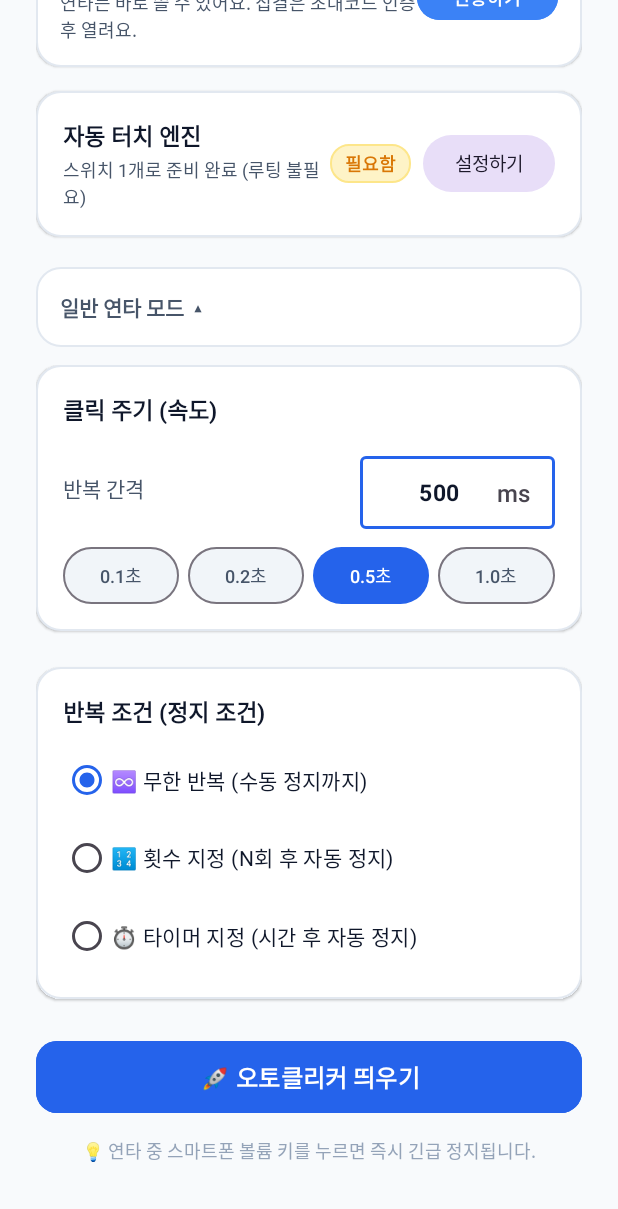
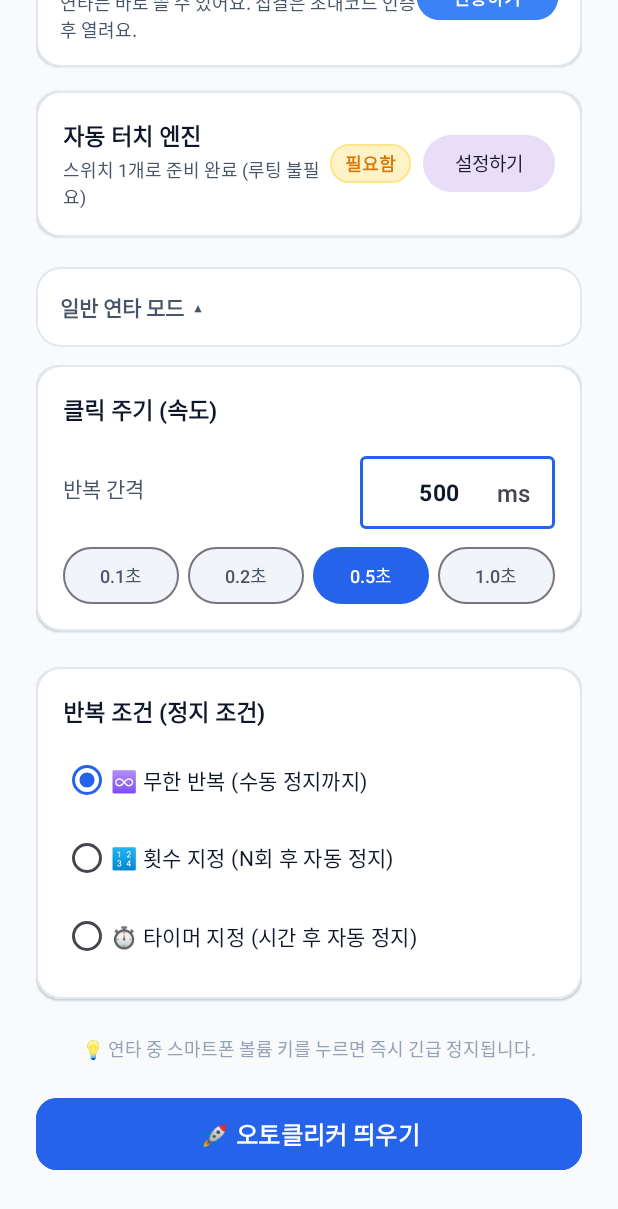
Before and after one commit to songkong72/AutoClicker, an Android app: the screen it shows after launch (MainActivity), scrolled down 160 dp, on a phone screen of 412 x 824 dp. Shown: the top 1209 px of the screen. Run offline under Robolectric (Android 15) with nearby library versions, the phone set to English and light mode, and no system bars; pictures from the network do not load.

Commit message:
띄우기/숨기기 버튼을 접히는 영역 밖으로: 일반 연타 모드를 접어도 항상 보이게
Co-Authored-By: Claude Sonnet 5.5 <noreply@anthropic.com>
Claude-Session: https://claude.ai/code/session_01S8kDB6Mmx2WpGWZ7TTN3YN

```diff
--- a/android-app/app/src/main/java/com/sejun/autoclicker/MainActivity.kt
+++ b/android-app/app/src/main/java/com/sejun/autoclicker/MainActivity.kt
@@ -427,7 +427,7 @@ class MainActivity : AppCompatActivity() {
             binding.btnStartService.text = "🚀 오토클리커 띄우기"
             binding.btnStartService.setBackgroundColor(ContextCompat.getColor(this, R.color.primary))
         }
-        // 띄우기/숨기기 버튼이 접힌 영역 안에 있으므로, 접혀 있어도 떠 있는지는 제목에서 알 수 있게 한다
+        // 띄우기/숨기기 버튼은 접히는 영역 밖에 있어 항상 보인다. 제목에도 떠 있는지 함께 적는다
         val open = binding.layoutGeneralModes.visibility == View.VISIBLE
         binding.tvGeneralModeToggle.text = "일반 연타 모드" + (if (isShowing) " · 떠 있음" else "") + (if (open) "  ▴" else "  ▾")
         updateRallyInfoCard()
@@ -731,7 +731,6 @@ class MainActivity : AppCompatActivity() {
             binding.tvAuthStatusSubtitle.text = "일반 사용자가 보는 화면이에요. 눌러서 원래 화면으로 돌아가세요."
             binding.btnAuthAction.text = "개발자 화면으로 복귀"
             binding.btnAuthAction.setBackgroundColor(Color.parseColor("#2563EB"))
-            binding.layoutGeneralModes.visibility = View.VISIBLE
         } else if (PreferencesHelper.isAdminMode(this)) {
             binding.tvAuthStatusTitle.text = "👑 관리자 모드"
             binding.tvAuthStatusTitle.setTextColor(Color.parseColor("#2563EB"))
@@ -970,8 +969,6 @@ class MainActivity : AppCompatActivity() {
         AutoClickService.instance?.leaveRallyRoom() // 보이는 권한이 바뀌면 집결 패널을 닫는다
         Toast.makeText(this, if (on) "일반 화면으로 바꿨어요." else "개발자 화면으로 돌아왔어요.", Toast.LENGTH_SHORT).show()
         updateAuthUI()
-        // 일반 연타 모드 영역을 펼쳤으니 제목의 ▴/▾ 와 띄우기 버튼 글자도 지금 상태로 맞춘다(안 맞추면 눌렀을 때 오히려 접힌다)
-        updateServiceState()
         updateRallyInfoCard()
     }
 
--- a/android-app/app/src/main/res/layout/activity_main.xml
+++ b/android-app/app/src/main/res/layout/activity_main.xml
@@ -534,7 +534,19 @@
                 </RadioGroup>
             </LinearLayout>
 
-            <!-- 일반 연타용 오토클리커 띄우기/숨기기: 집결이 주 기능이라 접힌 영역 안에 둔다 -->
+            <!-- Minimal Tip Footer -->
+            <TextView
+                android:layout_width="match_parent"
+                android:layout_height="wrap_content"
+                android:gravity="center"
+                android:text="💡 연타 중 스마트폰 볼륨 키를 누르면 즉시 긴급 정지됩니다."
+                android:textColor="@color/text_tertiary"
+                android:layout_marginBottom="20dp"
+                android:textSize="12sp" />
+
+            </LinearLayout>
+
+            <!-- 일반 연타용 오토클리커 띄우기/숨기기: 접어 둬도 항상 보이게 접히는 영역 밖에 둔다 -->
             <com.google.android.material.button.MaterialButton
                 android:id="@+id/btnStartService"
                 android:layout_width="match_parent"
@@ -546,18 +558,6 @@
                 android:textStyle="bold"
                 app:cornerRadius="14dp"
                 android:layout_marginBottom="12dp" />
-
-            <!-- Minimal Tip Footer -->
-            <TextView
-                android:layout_width="match_parent"
-                android:layout_height="wrap_content"
-                android:gravity="center"
-                android:text="💡 연타 중 스마트폰 볼륨 키를 누르면 즉시 긴급 정지됩니다."
-                android:textColor="@color/text_tertiary"
-                android:layout_marginBottom="20dp"
-                android:textSize="12sp" />
-
-            </LinearLayout>
 
             <!-- Card 4: 집결 방 (같은 방 = 같은 시각에 성에 도착할 팀들). 인증한 회원·관리자에게만 보인다 -->
             <LinearLayout
```
